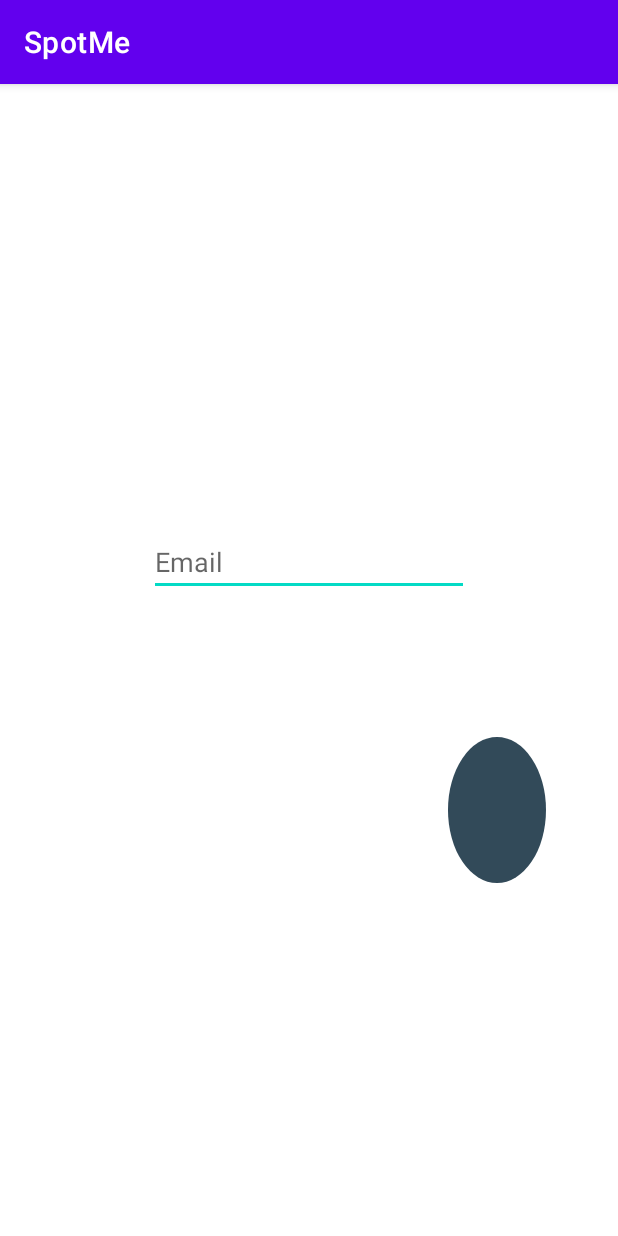
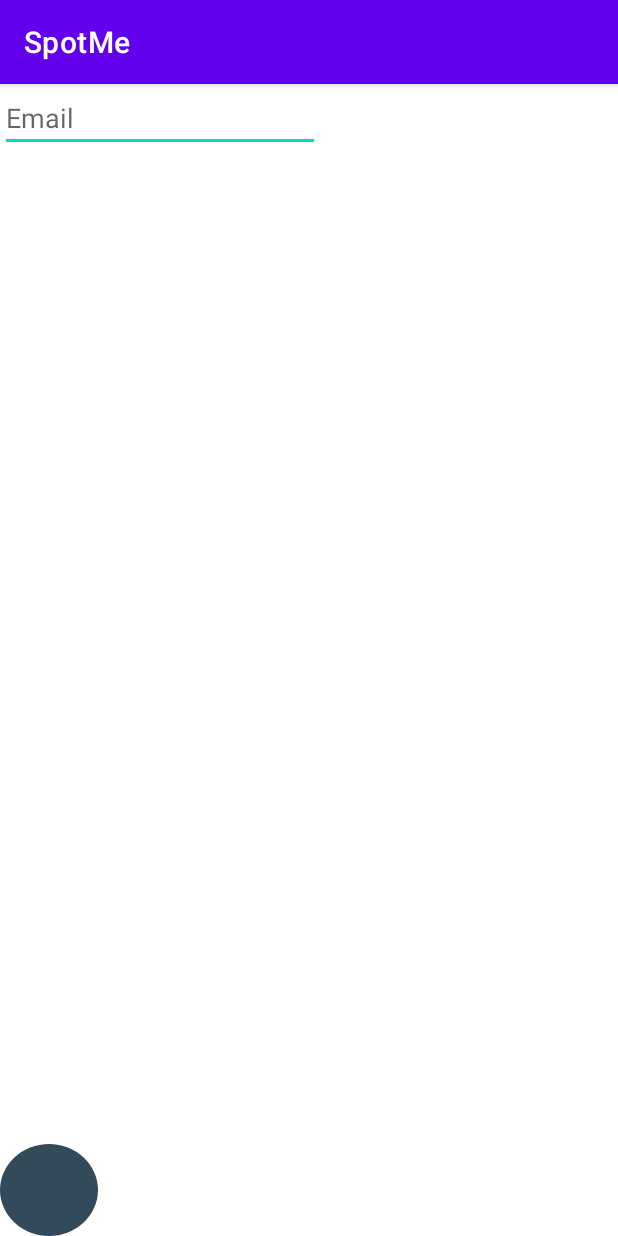
Before and after one commit to jmaydwell1/SpotMe, an Android app: the ResetPW screen opened directly, with no data from a screen before it, on a phone screen of 412 x 824 dp. Run offline under Robolectric (Android 15) with nearby library versions, the phone set to English and light mode, and no system bars; our stand-ins replace Firebase (no records; nobody signed in at launch, a user with empty details on screens opened directly).

Commit message:
added signup + reset

```diff
--- a/app/build.gradle
+++ b/app/build.gradle
@@ -31,13 +31,11 @@ dependencies {
     implementation 'androidx.legacy:legacy-support-v4:1.0.0'
     implementation 'com.google.android.material:material:1.1.0-alpha09'
 
-
     testImplementation 'junit:junit:4.13.1'
     androidTestImplementation 'androidx.test.ext:junit:1.1.2'
     androidTestImplementation 'androidx.test.espresso:espresso-core:3.3.0'
 
     implementation 'com.google.firebase:firebase-database:19.6.0'
-
 
     // Import the Firebase BoM
     implementation platform('com.google.firebase:firebase-bom:26.3.0')
@@ -53,7 +51,6 @@ dependencies {
     implementation 'com.google.firebase:firebase-firestore'
     implementation 'com.google.firebase:firebase-storage'
 
-
     implementation 'androidx.appcompat:appcompat:1.3.1'
     implementation 'com.google.android.material:material:1.4.0'
     implementation 'androidx.constraintlayout:constraintlayout:2.1.1'
@@ -61,7 +58,6 @@ dependencies {
     //noinspection GradleCompatible
     implementation 'com.android.support:appcompat-v7:28.0.0'
     implementation 'com.android.support.constraint:constraint-layout:2.0.4'
-
 
     testImplementation 'junit:junit:4.+'
     androidTestImplementation 'androidx.test.ext:junit:1.1.3'
@@ -77,4 +73,5 @@ dependencies {
     implementation 'com.firebaseui:firebase-ui-database:8.0.0'
     // Declare the dependency for the Cloud Firestore library
     implementation 'com.google.firebase:firebase-firestore'
+    implementation 'com.google.android.gms:play-services-auth:19.2.0'
 }
--- a/app/src/main/java/edu/neu/madcourse/spotme/SignUp.java
+++ b/app/src/main/java/edu/neu/madcourse/spotme/SignUp.java
@@ -61,8 +61,16 @@ public class SignUp extends AppCompatActivity {
             @Override
             public void onClick(View view) {
                 System.out.println("SIGNN UP BTN");
+                String fullName = fullNameTv.getText().toString();
+                String phone = phoneTv.getText().toString();
                 String email = emailTv.getText().toString();
                 String password = passwordTv.getText().toString();
+
+                if (fullName.isEmpty() || phone.isEmpty() || email.isEmpty() || password.isEmpty()) {
+                    Toast.makeText(SignUp.this, "Cannot have any empty field",
+                            Toast.LENGTH_SHORT);
+                }
+
                 createAccount(email, password);
                 // You cannot add other properties to the Firebase User object directly -> still have to write to DB
             }
--- a/app/src/main/res/layout/reset_pw.xml
+++ b/app/src/main/res/layout/reset_pw.xml
@@ -9,24 +9,17 @@
         android:id="@+id/forgotPWEmailTv"
         android:layout_width="wrap_content"
         android:layout_height="wrap_content"
-        android:layout_marginTop="296dp"
-        android:layout_marginBottom="94dp"
         android:ems="10"
         android:hint="@string/email"
         android:inputType="textPersonName"
-        app:layout_constraintBottom_toTopOf="@+id/resetPwBtn"
-        app:layout_constraintEnd_toEndOf="parent"
-        app:layout_constraintStart_toStartOf="parent"
-        app:layout_constraintTop_toTopOf="parent" />
+        tools:layout_editor_absoluteX="101dp"
+        tools:layout_editor_absoluteY="296dp" />
 
     <ImageView
         android:id="@+id/resetPwBtn"
         android:layout_width="65dp"
-        android:layout_height="0dp"
-        android:layout_marginEnd="48dp"
-        android:layout_marginBottom="235dp"
+        android:layout_height="61dp"
         app:layout_constraintBottom_toBottomOf="parent"
-        app:layout_constraintEnd_toEndOf="parent"
-        app:layout_constraintTop_toBottomOf="@+id/forgotPWEmailTv"
-        app:srcCompat="@drawable/btn_round" />
+        app:srcCompat="@drawable/btn_round"
+        tools:layout_editor_absoluteX="297dp" />
 </androidx.constraintlayout.widget.ConstraintLayout>
```
